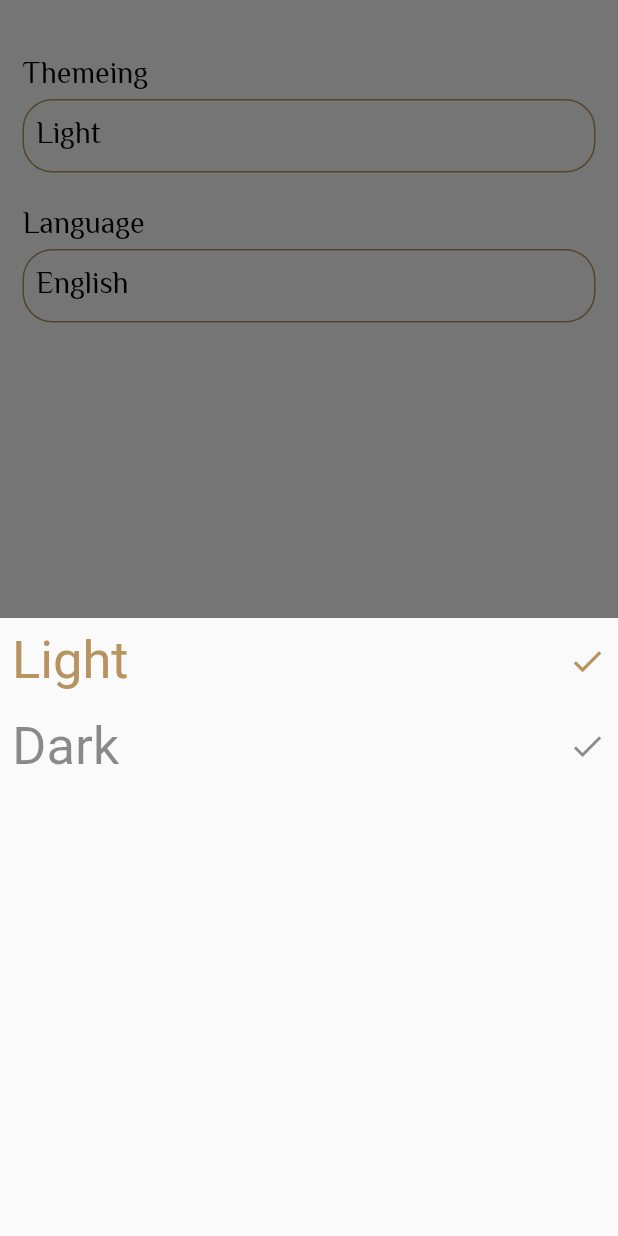
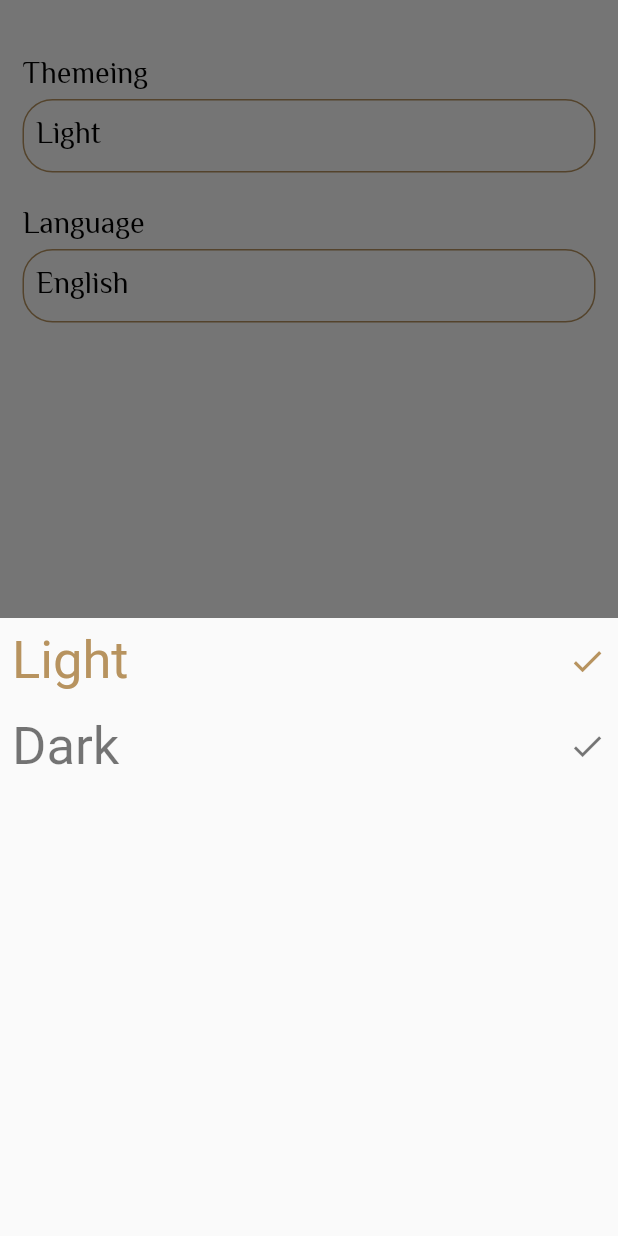
Before and after one commit to salmahossam094/islami, a Flutter app: the SettingsTab widget shown alone on an empty page, opened directly, after a tap on "Light", on a phone screen of 412 x 824 dp. Run offline on Flutter 3.47's test engine with Material 2 defaults, Android fonts, the phone set to English and light mode, and no system bars; our stand-ins replace font_awesome_flutter, google_fonts; generated files the repository leaves out were written again; Roboto replaces fonts that are missing (Jomhuria).

Commit message:
edit settings page

```diff
--- a/lib/showTheme_bottomSheet.dart
+++ b/lib/showTheme_bottomSheet.dart
@@ -1,4 +1,5 @@
 import 'package:flutter/material.dart';
+import 'package:islami/my_theme.dart';
 import 'package:islami/providers/my_provider.dart';
 import 'package:provider/provider.dart';
 
@@ -17,20 +18,25 @@ class ShowThemeBottomSheet extends StatelessWidget {
               child: InkWell(
                 onTap: () {
                   pro.changeTheme(ThemeMode.light);
+                  Navigator.pop(context);
                 },
                 child: Row(
                   children: [
                     Text(
                       'Light',
                       style: Theme.of(context).textTheme.bodyMedium?.copyWith(
-                          color: Theme.of(context).primaryColor,
+                          color: pro.themeMode == ThemeMode.light
+                              ? Theme.of(context).primaryColor
+                              : Colors.white,
                           fontWeight: FontWeight.w400,
                           fontSize: 35),
                     ),
                     Spacer(),
                     Icon(
                       Icons.done,
-                      color: Theme.of(context).primaryColor,
+                      color: pro.themeMode == ThemeMode.light
+                          ? Theme.of(context).primaryColor
+                          : Colors.white,
                       size: 25,
                     )
                   ],
@@ -42,25 +48,25 @@ class ShowThemeBottomSheet extends StatelessWidget {
               child: InkWell(
                 onTap: () {
                   pro.changeTheme(ThemeMode.dark);
+                  Navigator.pop(context);
                 },
                 child: Row(
                   children: [
                     Text(
                       'Dark',
                       style: Theme.of(context).textTheme.bodyMedium?.copyWith(
-                          color:
-                              Theme.of(context).brightness == Brightness.light
-                                  ? Colors.black45
-                                  : Colors.white,
+                          color: pro.themeMode == ThemeMode.light
+                              ? Colors.black54
+                              : MyThemeData.darkColorIcon,
                           fontWeight: FontWeight.w400,
                           fontSize: 35),
                     ),
                     Spacer(),
                     Icon(
                       Icons.done,
-                      color: Theme.of(context).brightness == Brightness.light
-                          ? Colors.black45
-                          : Colors.white,
+                      color: pro.themeMode == ThemeMode.light
+                          ? Colors.black54
+                          : MyThemeData.darkColorIcon,
                       size: 25,
                     )
                   ],
--- a/lib/tabs/settings.dart
+++ b/lib/tabs/settings.dart
@@ -44,7 +44,7 @@ class _SettingsTabState extends State<SettingsTab> {
               child: Padding(
                 padding: const EdgeInsets.all(8.0),
                 child: Text(
-                    Theme.of(context).brightness == Brightness.light
+                    prov.themeMode==ThemeMode.light
                         ? AppLocalizations.of(context)!.light
                         : AppLocalizations.of(context)!.dark,
                     style: Theme.of(context)
@@ -94,7 +94,9 @@ class _SettingsTabState extends State<SettingsTab> {
 
   showLanguageSheet() {
     showModalBottomSheet(
-        backgroundColor: Theme.of(context).brightness==Brightness.light?Colors.white:Colors.white,
+        // backgroundColor: Theme.of(context).brightness == Brightness.light
+        //     ? Colors.white
+        //     : Colors.white,
         context: context,
         builder: (context) {
           return ShowLanguageBottomSheet();
@@ -103,7 +105,6 @@ class _SettingsTabState extends State<SettingsTab> {
 
   showThemeSheet() {
     showModalBottomSheet(
-
         context: context,
         builder: (context) {
           return ShowThemeBottomSheet();
```
Also changed, not shown: lib/showLanguage_bottomSheet.dart (+27 -8 lines).
